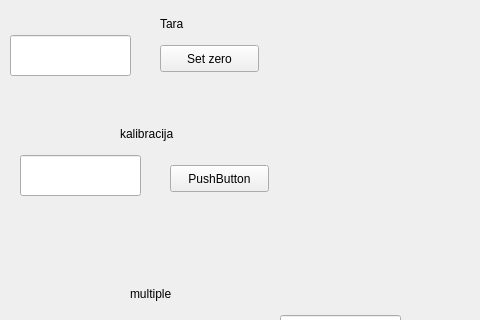
Before: the Qt Designer form scale.ui in campovski/libra, drawn with Qt 5; both pictures show x 0 to 480 and y 185 to 505 of the 1102 by 916 pixel window.
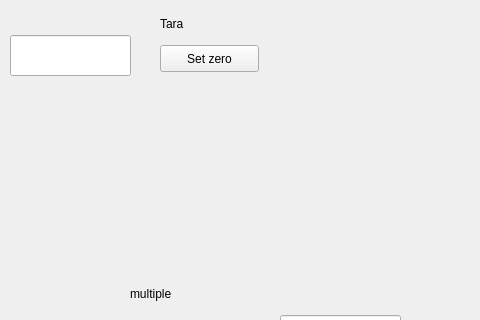
After: the same form once the commit is applied.

Patch:
```diff
--- a/scale.ui
+++ b/scale.ui
@@ -432,42 +432,6 @@
      <string>1 komad</string>
     </property>
    </widget>
-   <widget class="QLabel" name="static_kalibracija">
-    <property name="geometry">
-     <rect>
-      <x>120</x>
-      <y>310</y>
-      <width>101</width>
-      <height>17</height>
-     </rect>
-    </property>
-    <property name="text">
-     <string>kalibracija</string>
-    </property>
-   </widget>
-   <widget class="QPushButton" name="calibration">
-    <property name="geometry">
-     <rect>
-      <x>170</x>
-      <y>350</y>
-      <width>99</width>
-      <height>27</height>
-     </rect>
-    </property>
-    <property name="text">
-     <string>PushButton</string>
-    </property>
-   </widget>
-   <widget class="QLineEdit" name="calibration_mass">
-    <property name="geometry">
-     <rect>
-      <x>20</x>
-      <y>340</y>
-      <width>121</width>
-      <height>41</height>
-     </rect>
-    </property>
-   </widget>
    <widget class="QPushButton" name="refresh_env_data">
     <property name="geometry">
      <rect>
```
